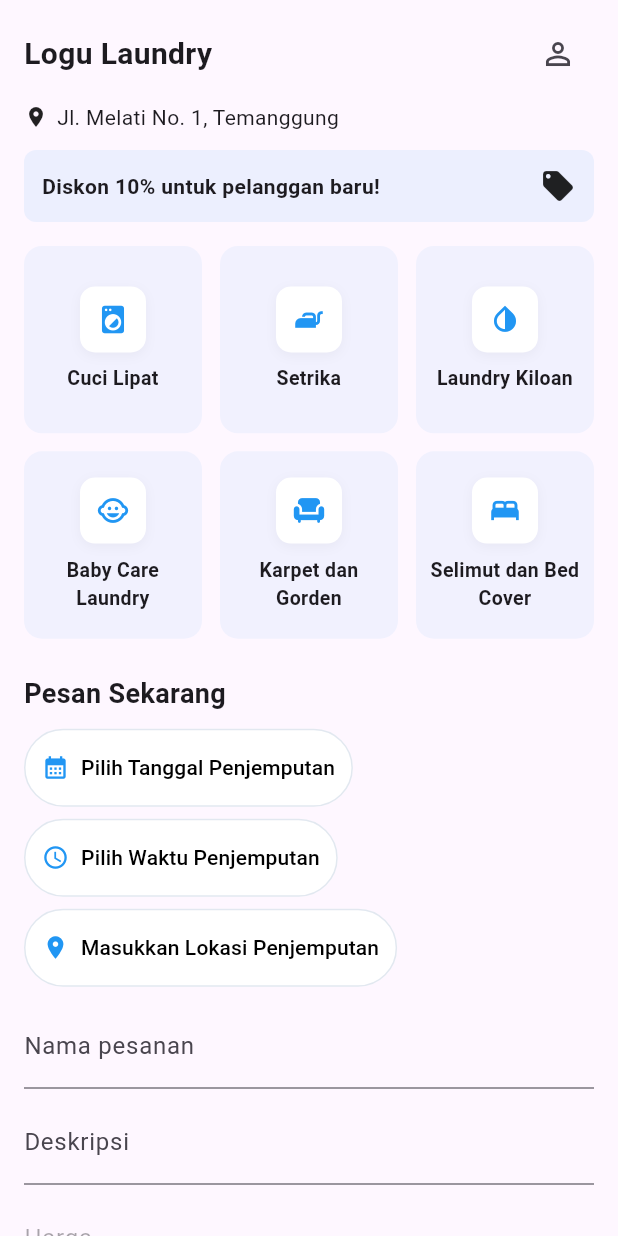
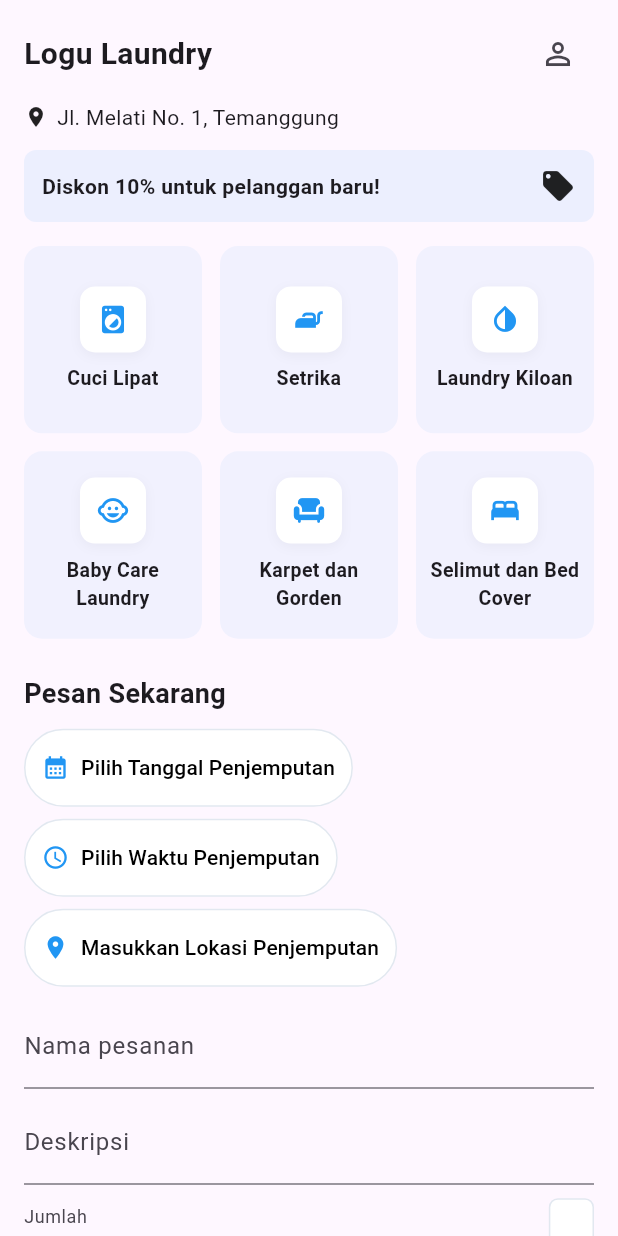
Before and after one commit to rizkiangg/mws-tubes, a Flutter app: the HomePage screen opened directly, on a phone screen of 412 x 824 dp. Run offline on Flutter 3.47's test engine with Material 3 defaults, Android fonts, the phone set to English and light mode, and no system bars; our stand-ins replace hive, hive_flutter, shared_preferences; accounts and stored records are empty.

Commit message:
fix: homepage UI

```diff
--- a/lib/src/data/order_repository.dart
+++ b/lib/src/data/order_repository.dart
@@ -11,10 +11,20 @@ class OrderRepository {
     // ensure default prices exist
     final existing = _pricesBox.get('list');
     if (existing == null) {
+      // default price list with unit information
       final initial = [
-        {'name': 'Cuci Lipat', 'price': 15000.0},
-        {'name': 'Setrika', 'price': 8000.0},
-        {'name': 'Laundry Kiloan', 'price': 12000.0},
+        {'name': 'Setrika', 'price': 3500.0, 'unit': 'pcs'},
+        {'name': 'Cuci Setrika', 'price': 5000.0, 'unit': 'kg'},
+        {'name': 'Laundry Kiloan', 'price': 5000.0, 'unit': 'kg'},
+        {'name': 'Gorden Kecil', 'price': 10000.0, 'unit': 'pcs'},
+        {'name': 'Gorden Sedang-Besar', 'price': 15000.0, 'unit': 'pcs'},
+        {'name': 'Selimut Kecil', 'price': 10000.0, 'unit': 'pcs'},
+        {'name': 'Selimut Sedang', 'price': 15000.0, 'unit': 'pcs'},
+        {'name': 'Bed Cover Set', 'price': 20000.0, 'unit': 'pcs'},
+        {'name': 'Bed Cover Set Besar', 'price': 25000.0, 'unit': 'pcs'},
+        // keep a few common services
+        {'name': 'Cuci Lipat', 'price': 5000.0, 'unit': 'kg'},
+        {'name': 'Baby Care Laundry', 'price': 8000.0, 'unit': 'pcs'},
       ];
       _pricesBox.put('list', initial);
     }
@@ -113,6 +123,25 @@ class OrderRepository {
     }
   }
 
+  /// Return unit for the price entry (e.g., 'kg' or 'pcs') or null if unknown
+  String? getUnitByName(String? name) {
+    if (name == null) return null;
+    try {
+      final p = getPriceList().firstWhere((p) => p['name'] == name);
+      return (p['unit'] as String?) ?? 'pcs';
+    } catch (_) {
+      return null;
+    }
+  }
+
+  /// Compute total price given a service name and quantity. For kg, quantity
+  /// can be decimal; for pcs, quantity is multiplied as integer/decimal.
+  double? computePrice(String? name, double quantity) {
+    final base = getPriceByName(name);
+    if (base == null) return null;
+    return base * (quantity <= 0 ? 1 : quantity);
+  }
+
   // Helpers to map Order <-> Map for persistent storage without adapters
   Map<String, dynamic> _orderToMap(Order o) => {
     'id': o.id,
--- a/lib/src/pages/home_page.dart
+++ b/lib/src/pages/home_page.dart
@@ -18,6 +18,7 @@ class _HomePageState extends State<HomePage> {
   final TextEditingController _titleController = TextEditingController();
   final TextEditingController _descController = TextEditingController();
   final TextEditingController _priceController = TextEditingController();
+  final TextEditingController _qtyController = TextEditingController(text: '1');
 
   Widget _pickButton(BuildContext context, String label, IconData icon) {
     return OutlinedButton.icon(
@@ -81,7 +82,8 @@ class _HomePageState extends State<HomePage> {
     if (provider.isAdmin) {
       price = double.tryParse(_priceController.text) ?? 0;
     } else {
-      price = provider.getPriceByName(_selectedService) ?? 0;
+      final qty = double.tryParse(_qtyController.text) ?? 1.0;
+      price = provider.getComputedPrice(_selectedService, qty) ?? 0;
     }
     provider.addOrder(
       title: _titleController.text,
@@ -100,6 +102,7 @@ class _HomePageState extends State<HomePage> {
       _titleController.clear();
       _descController.clear();
       _priceController.clear();
+      _qtyController.text = '1';
     });
   }
 
@@ -244,10 +247,46 @@ class _HomePageState extends State<HomePage> {
                 decoration: const InputDecoration(labelText: 'Deskripsi'),
               ),
               const SizedBox(height: 8),
-              // Price: editable only for admin; users see price fetched from provider
+              // Quantity input for services that are per-kg or per-item
+              Row(
+                children: [
+                  Expanded(
+                    child: TextFormField(
+                      controller: _qtyController,
+                      keyboardType: const TextInputType.numberWithOptions(
+                        decimal: true,
+                      ),
+                      decoration: const InputDecoration(labelText: 'Jumlah'),
+                    ),
+                  ),
+                  const SizedBox(width: 12),
+                  Consumer<OrderProvider>(
+                    builder: (context, prov, _) {
+                      final unit = prov.getUnitByName(_selectedService) ?? '';
+                      return Container(
+                        padding: const EdgeInsets.symmetric(
+                          horizontal: 12,
+                          vertical: 16,
+                        ),
+                        decoration: BoxDecoration(
+                          color: Colors.white,
+                          border: Border.all(color: const Color(0xFFE2E8F0)),
+                          borderRadius: BorderRadius.circular(6),
+                        ),
+                        child: Text(unit.isNotEmpty ? unit : '-'),
+                      );
+                    },
+                  ),
+                ],
+              ),
+              const SizedBox(height: 8),
+              // Price: editable only for admin; users see computed price based on qty and unit
               Consumer<OrderProvider>(
                 builder: (context, prov, _) {
-                  final price = prov.getPriceByName(_selectedService);
+                  final basePrice = prov.getPriceByName(_selectedService);
+                  final unit = prov.getUnitByName(_selectedService) ?? '';
+                  final qty = double.tryParse(_qtyController.text) ?? 1.0;
+                  final computed = prov.getComputedPrice(_selectedService, qty);
                   if (prov.isAdmin) {
                     return TextFormField(
                       controller: _priceController,
@@ -259,8 +298,8 @@ class _HomePageState extends State<HomePage> {
                     enabled: false,
                     decoration: InputDecoration(
                       labelText: 'Harga',
-                      hintText: price != null
-                          ? price.toStringAsFixed(0)
+                      hintText: computed != null
+                          ? '${computed.toStringAsFixed(0)} (${basePrice?.toStringAsFixed(0) ?? '-'} per ${unit.isNotEmpty ? unit : 'unit'})'
                           : 'Pilih layanan untuk melihat harga',
                     ),
                   );
--- a/lib/src/providers/order_provider.dart
+++ b/lib/src/providers/order_provider.dart
@@ -154,4 +154,8 @@ class OrderProvider extends ChangeNotifier {
   }
 
   double? getPriceByName(String? name) => _repo.getPriceByName(name);
+  String? getUnitByName(String? name) => _repo.getUnitByName(name);
+
+  double? getComputedPrice(String? name, double quantity) =>
+      _repo.computePrice(name, quantity);
 }
```
